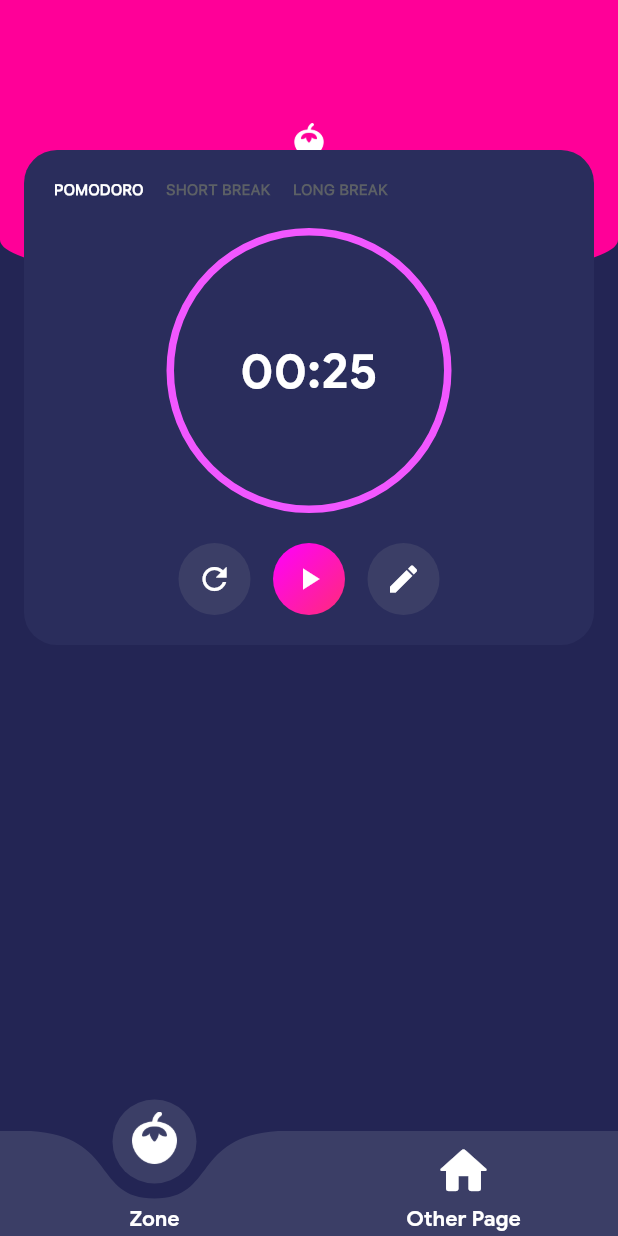
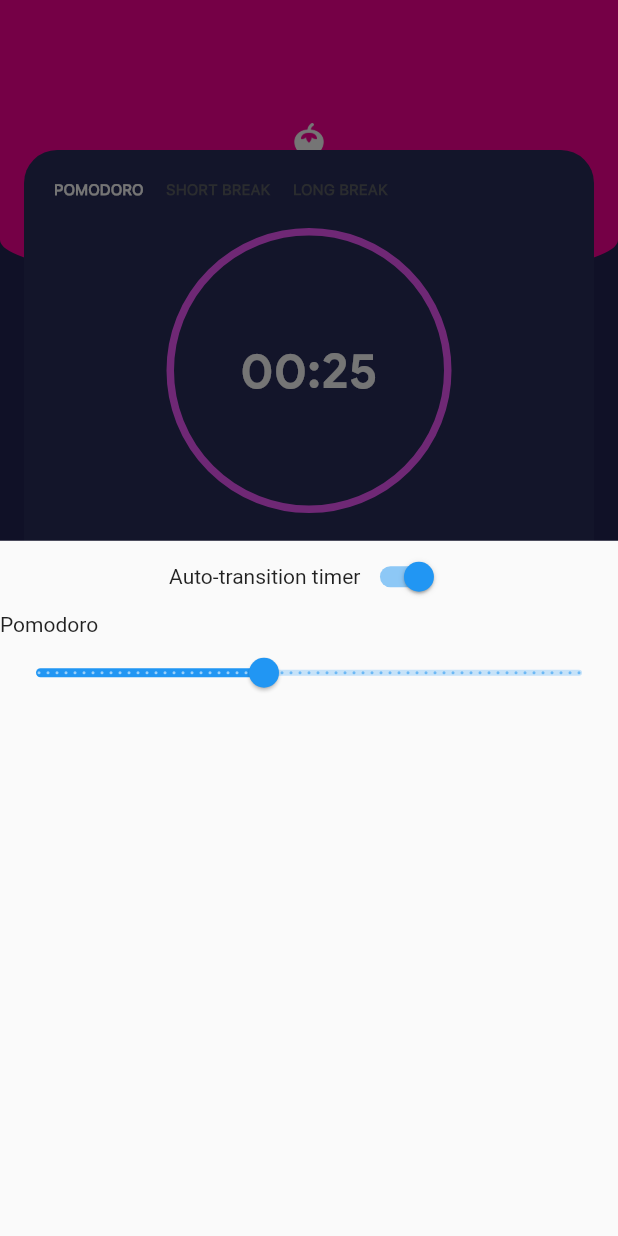
Before and after one commit to tomc128/classify-timer-trial, a Flutter app: the screen it shows after launch, after a tap on the "edit" icon, on a phone screen of 412 x 824 dp. Run offline on Flutter 3.47's test engine with Material 2 defaults, Android fonts, the phone set to English and light mode, and no system bars; drawn by our look-alikes of curved_labeled_navigation_bar; project files that could hold a hidden picture were left out.

Commit message:
Add zone popup widget, checkbox and single slider

```diff
--- a/lib/pages/zone.dart
+++ b/lib/pages/zone.dart
@@ -1,6 +1,7 @@
 import 'dart:async';
 
 import 'package:flutter/material.dart';
+import 'package:timer_trial/zone_popup.dart';
 
 import '../constants.dart';
 
@@ -244,7 +245,12 @@ class _ZonePageState extends State<ZonePage> {
             child: IconButton(
               icon: const Icon(Icons.edit),
               color: Colors.white,
-              onPressed: () {},
+              onPressed: () {
+                showModalBottomSheet(
+                  context: context,
+                  builder: (BuildContext context) => ZonePopup(settings: _settings),
+                );
+              },
             ),
           ),
         ],
@@ -297,10 +303,10 @@ enum ZoneState {
 }
 
 class ZoneSettings {
-  final Duration pomodoroDuration;
-  final Duration shortBreakDuration;
-  final Duration longBreakDuration;
-  final bool autoTransition;
+  Duration pomodoroDuration;
+  Duration shortBreakDuration;
+  Duration longBreakDuration;
+  bool autoTransition;
 
   ZoneSettings({
     this.pomodoroDuration = const Duration(minutes: 25),
--- /dev/null
+++ b/lib/zone_popup.dart
@@ -0,0 +1,71 @@
+import 'package:flutter/material.dart';
+import 'package:timer_trial/pages/zone.dart';
+
+class ZonePopup extends StatefulWidget {
+  final ZoneSettings settings;
+
+  const ZonePopup({
+    super.key,
+    required this.settings,
+  });
+
+  @override
+  State<ZonePopup> createState() => _ZonePopupState();
+}
+
+class _ZonePopupState extends State<ZonePopup> {
+  late ZoneSettings _settings;
+
+  @override
+  void initState() {
+    super.initState();
+
+    _settings = widget.settings;
+  }
+
+  @override
+  Widget build(BuildContext context) {
+    return Column(
+      children: [
+        Row(
+          mainAxisAlignment: MainAxisAlignment.center,
+          children: [
+            const Text("Auto-transition timer"),
+            Switch(
+              value: widget.settings.autoTransition,
+              onChanged: (value) => {
+                setState(() {
+                  _settings.autoTransition = value;
+                })
+              },
+            ),
+          ],
+        ),
+        buildSlider('Pomodoro', _settings.pomodoroDuration, (duration) {
+          _settings.pomodoroDuration = duration;
+        }),
+      ],
+    );
+  }
+
+  Widget buildSlider(String label, Duration duration, void Function(Duration) onChanged) {
+    return Column(
+      crossAxisAlignment: CrossAxisAlignment.start,
+      children: [
+        Text(label),
+        Slider(
+          value: duration.inSeconds.toDouble(),
+          min: 0,
+          max: 60,
+          divisions: 60,
+          label: duration.inSeconds.toString(),
+          onChanged: (value) => {
+            setState(() {
+              onChanged(Duration(seconds: value.toInt()));
+            })
+          },
+        ),
+      ],
+    );
+  }
+}
```
